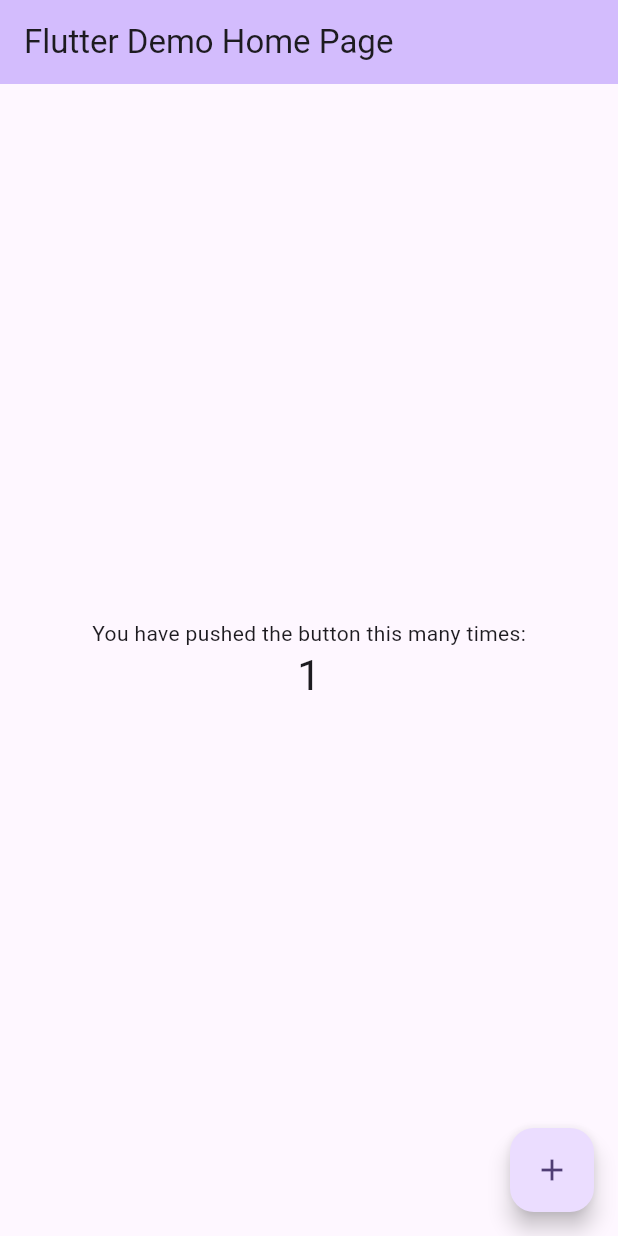
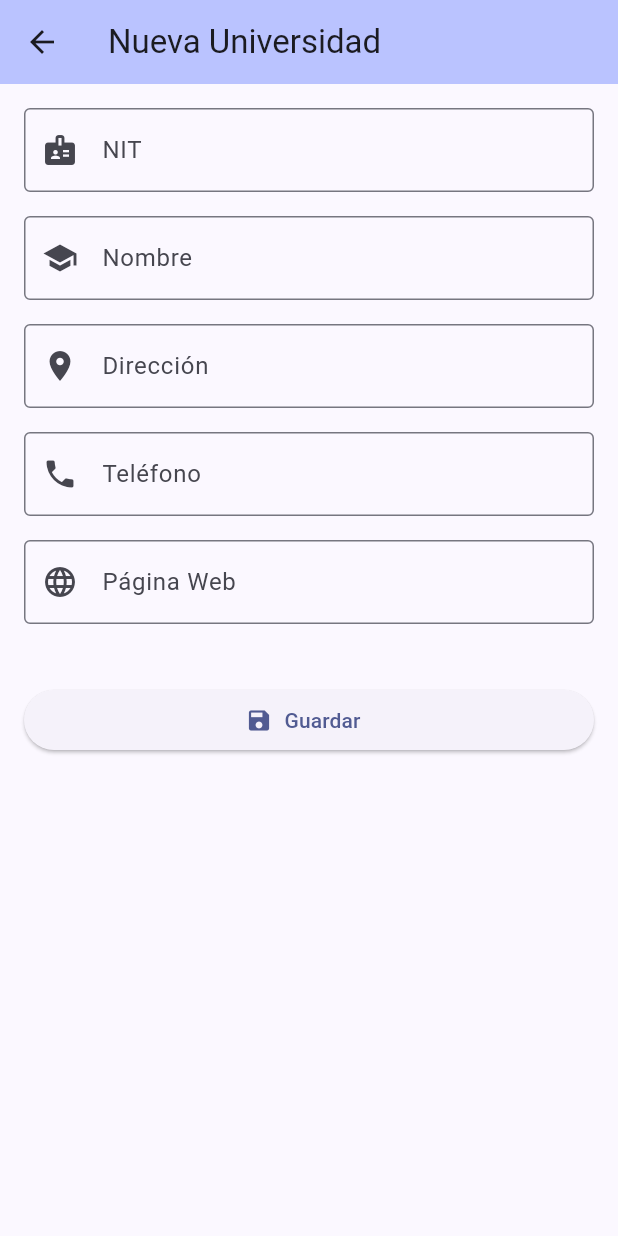
Before and after one commit to Kemelo996/MovilesTaller, a Flutter app: the screen it shows after launch, after a tap on the "add" icon, on a phone screen of 412 x 824 dp. Run offline on Flutter 3.47's test engine with Material 3 defaults, Android fonts, the phone set to English and light mode, and no system bars; our stand-ins replace cloud_firestore, firebase_core; accounts and stored records are empty; network calls fail.

Commit message:
Finalizacion del proyecto

```diff
--- a/taller_firebase_universidades/lib/main.dart
+++ b/taller_firebase_universidades/lib/main.dart
@@ -1,122 +1,29 @@
 import 'package:flutter/material.dart';
+import 'package:firebase_core/firebase_core.dart';
+import 'firebase_options.dart';
+import 'screens/university_list_screen.dart';
 
-void main() {
+void main() async {
+  WidgetsFlutterBinding.ensureInitialized();
+  await Firebase.initializeApp(
+    options: DefaultFirebaseOptions.currentPlatform,
+  );
   runApp(const MyApp());
 }
 
 class MyApp extends StatelessWidget {
   const MyApp({super.key});
 
-  // This widget is the root of your application.
   @override
   Widget build(BuildContext context) {
     return MaterialApp(
-      title: 'Flutter Demo',
+      title: 'Universidades',
+      debugShowCheckedModeBanner: false,
       theme: ThemeData(
-        // This is the theme of your application.
-        //
-        // TRY THIS: Try running your application with "flutter run". You'll see
-        // the application has a purple toolbar. Then, without quitting the app,
-        // try changing the seedColor in the colorScheme below to Colors.green
-        // and then invoke "hot reload" (save your changes or press the "hot
-        // reload" button in a Flutter-supported IDE, or press "r" if you used
-        // the command line to start the app).
-        //
-        // Notice that the counter didn't reset back to zero; the application
-        // state is not lost during the reload. To reset the state, use hot
-        // restart instead.
-        //
-        // This works for code too, not just values: Most code changes can be
-        // tested with just a hot reload.
-        colorScheme: .fromSeed(seedColor: Colors.deepPurple),
+        colorScheme: ColorScheme.fromSeed(seedColor: Colors.indigo),
+        useMaterial3: true,
       ),
-      home: const MyHomePage(title: 'Flutter Demo Home Page'),
+      home: const UniversityListScreen(),
     );
   }
 }
-
-class MyHomePage extends StatefulWidget {
-  const MyHomePage({super.key, required this.title});
-
-  // This widget is the home page of your application. It is stateful, meaning
-  // that it has a State object (defined below) that contains fields that affect
-  // how it looks.
-
-  // This class is the configuration for the state. It holds the values (in this
-  // case the title) provided by the parent (in this case the App widget) and
-  // used by the build method of the State. Fields in a Widget subclass are
-  // always marked "final".
-
-  final String title;
-
-  @override
-  State<MyHomePage> createState() => _MyHomePageState();
-}
-
-class _MyHomePageState extends State<MyHomePage> {
-  int _counter = 0;
-
-  void _incrementCounter() {
-    setState(() {
-      // This call to setState tells the Flutter framework that something has
-      // changed in this State, which causes it to rerun the build method below
-      // so that the display can reflect the updated values. If we changed
-      // _counter without calling setState(), then the build method would not be
-      // called again, and so nothing would appear to happen.
-      _counter++;
-    });
-  }
-
-  @override
-  Widget build(BuildContext context) {
-    // This method is rerun every time setState is called, for instance as done
-    // by the _incrementCounter method above.
-    //
-    // The Flutter framework has been optimized to make rerunning build methods
-    // fast, so that you can just rebuild anything that needs updating rather
-    // than having to individually change instances of widgets.
-    return Scaffold(
-      appBar: AppBar(
-        // TRY THIS: Try changing the color here to a specific color (to
-        // Colors.amber, perhaps?) and trigger a hot reload to see the AppBar
-        // change color while the other colors stay the same.
-        backgroundColor: Theme.of(context).colorScheme.inversePrimary,
-        // Here we take the value from the MyHomePage object that was created by
-        // the App.build method, and use it to set our appbar title.
-        title: Text(widget.title),
-      ),
-      body: Center(
-        // Center is a layout widget. It takes a single child and positions it
-        // in the middle of the parent.
-        child: Column(
-          // Column is also a layout widget. It takes a list of children and
-          // arranges them vertically. By default, it sizes itself to fit its
-          // children horizontally, and tries to be as tall as its parent.
-          //
-          // Column has various properties to control how it sizes itself and
-          // how it positions its children. Here we use mainAxisAlignment to
-          // center the children vertically; the main axis here is the vertical
-          // axis because Columns are vertical (the cross axis would be
-          // horizontal).
-          //
-          // TRY THIS: Invoke "debug painting" (choose the "Toggle Debug Paint"
-          // action in the IDE, or press "p" in the console), to see the
-          // wireframe for each widget.
-          mainAxisAlignment: .center,
-          children: [
-            const Text('You have pushed the button this many times:'),
-            Text(
-              '$_counter',
-              style: Theme.of(context).textTheme.headlineMedium,
-            ),
-          ],
-        ),
-      ),
-      floatingActionButton: FloatingActionButton(
-        onPressed: _incrementCounter,
-        tooltip: 'Increment',
-        child: const Icon(Icons.add),
-      ),
-    );
-  }
-}
--- /dev/null
+++ b/taller_firebase_universidades/lib/models/universidad.dart
@@ -0,0 +1,38 @@
+class Universidad {
+  final String? id;
+  final String nit;
+  final String nombre;
+  final String direccion;
+  final String telefono;
+  final String paginaWeb;
+
+  Universidad({
+    this.id,
+    required this.nit,
+    required this.nombre,
+    required this.direccion,
+    required this.telefono,
+    required this.paginaWeb,
+  });
+
+  Map<String, dynamic> toMap() {
+    return {
+      'nit': nit,
+      'nombre': nombre,
+      'direccion': direccion,
+      'telefono': telefono,
+      'pagina_web': paginaWeb,
+    };
+  }
+
+  factory Universidad.fromMap(String id, Map<String, dynamic> map) {
+    return Universidad(
+      id: id,
+      nit: map['nit'] ?? '',
+      nombre: map['nombre'] ?? '',
+      direccion: map['direccion'] ?? '',
+      telefono: map['telefono'] ?? '',
+      paginaWeb: map['pagina_web'] ?? '',
+    );
+  }
+}
--- /dev/null
+++ b/taller_firebase_universidades/lib/screens/university_form_screen.dart
@@ -0,0 +1,132 @@
+import 'package:flutter/material.dart';
+import '../models/universidad.dart';
+import '../services/universidad_service.dart';
+
+class UniversityFormScreen extends StatefulWidget {
+  const UniversityFormScreen({super.key});
+
+  @override
+  State<UniversityFormScreen> createState() => _UniversityFormScreenState();
+}
+
+class _UniversityFormScreenState extends State<UniversityFormScreen> {
+  final _formKey = GlobalKey<FormState>();
+  final _nitCtrl = TextEditingController();
+  final _nombreCtrl = TextEditingController();
+  final _direccionCtrl = TextEditingController();
+  final _telefonoCtrl = TextEditingController();
+  final _webCtrl = TextEditingController();
+  bool _loading = false;
+
+  @override
+  void dispose() {
+    _nitCtrl.dispose();
+    _nombreCtrl.dispose();
+    _direccionCtrl.dispose();
+    _telefonoCtrl.dispose();
+    _webCtrl.dispose();
+    super.dispose();
+  }
+
+  Future<void> _guardar() async {
+    if (!_formKey.currentState!.validate()) return;
+    setState(() => _loading = true);
+    try {
+      await UniversidadService().crear(Universidad(
+        nit: _nitCtrl.text.trim(),
+        nombre: _nombreCtrl.text.trim(),
+        direccion: _direccionCtrl.text.trim(),
+        telefono: _telefonoCtrl.text.trim(),
+        paginaWeb: _webCtrl.text.trim(),
+      ));
+      if (mounted) Navigator.pop(context);
+    } catch (e) {
+      if (mounted) {
+        ScaffoldMessenger.of(context).showSnackBar(
+          SnackBar(content: Text('Error: $e')),
+        );
+      }
+    } finally {
+      if (mounted) setState(() => _loading = false);
+    }
+  }
+
+  @override
+  Widget build(BuildContext context) {
+    return Scaffold(
+      appBar: AppBar(
+        title: const Text('Nueva Universidad'),
+        backgroundColor: Theme.of(context).colorScheme.inversePrimary,
+      ),
+      body: SingleChildScrollView(
+        padding: const EdgeInsets.all(16),
+        child: Form(
+          key: _formKey,
+          child: Column(
+            children: [
+              _campo(_nitCtrl, 'NIT', Icons.badge),
+              _campo(_nombreCtrl, 'Nombre', Icons.school),
+              _campo(_direccionCtrl, 'Dirección', Icons.location_on),
+              _campo(_telefonoCtrl, 'Teléfono', Icons.phone),
+              _campoWeb(_webCtrl),
+              const SizedBox(height: 24),
+              SizedBox(
+                width: double.infinity,
+                child: ElevatedButton.icon(
+                  onPressed: _loading ? null : _guardar,
+                  icon: _loading
+                      ? const SizedBox(
+                          width: 18,
+                          height: 18,
+                          child: CircularProgressIndicator(strokeWidth: 2),
+                        )
+                      : const Icon(Icons.save),
+                  label: Text(_loading ? 'Guardando...' : 'Guardar'),
+                ),
+              ),
+            ],
+          ),
+        ),
+      ),
+    );
+  }
+
+  Widget _campo(TextEditingController ctrl, String label, IconData icon) {
+    return Padding(
+      padding: const EdgeInsets.only(bottom: 16),
+      child: TextFormField(
+        controller: ctrl,
+        decoration: InputDecoration(
+          labelText: label,
+          prefixIcon: Icon(icon),
+          border: const OutlineInputBorder(),
+        ),
+        validator: (v) =>
+            (v == null || v.trim().isEmpty) ? 'El campo $label es requerido' : null,
+      ),
+    );
+  }
+
+  Widget _campoWeb(TextEditingController ctrl) {
+    return Padding(
+      padding: const EdgeInsets.only(bottom: 16),
+      child: TextFormField(
+        controller: ctrl,
+        decoration: const InputDecoration(
+          labelText: 'Página Web',
+          prefixIcon: Icon(Icons.language),
+          border: OutlineInputBorder(),
+          hintText: 'https://www.ejemplo.edu.co',
+        ),
+        validator: (v) {
+          if (v == null || v.trim().isEmpty) return 'La página web es requerida';
+          final uri = Uri.tryParse(v.trim());
+          if (uri == null || !uri.hasScheme || !uri.hasAuthority) {
+            return 'Ingresa una URL válida (ej: https://www.uceva.edu.co)';
+          }
+          return null;
+        },
+      ),
+    );
+  }
+}
--- /dev/null
+++ b/taller_firebase_universidades/lib/screens/university_list_screen.dart
@@ -0,0 +1,69 @@
+import 'package:flutter/material.dart';
+import '../models/universidad.dart';
+import '../services/universidad_service.dart';
+import 'university_form_screen.dart';
+
+class UniversityListScreen extends StatelessWidget {
+  const UniversityListScreen({super.key});
+
+  @override
+  Widget build(BuildContext context) {
+    final service = UniversidadService();
+
+    return Scaffold(
+      appBar: AppBar(
+        title: const Text('Universidades'),
+        backgroundColor: Theme.of(context).colorScheme.inversePrimary,
+      ),
+      body: StreamBuilder<List<Universidad>>(
+        stream: service.listar(),
+        builder: (context, snapshot) {
+          if (snapshot.connectionState == ConnectionState.waiting) {
+            return const Center(child: CircularProgressIndicator());
+          }
+          if (snapshot.hasError) {
+            return Center(child: Text('Error: ${snapshot.error}'));
+          }
+          final universidades = snapshot.data ?? [];
+          if (universidades.isEmpty) {
+            return const Center(
+              child: Text('No hay universidades registradas.'),
+            );
+          }
+          return ListView.builder(
+            padding: const EdgeInsets.all(12),
+            itemCount: universidades.length,
+            itemBuilder: (context, index) {
+              final u = universidades[index];
+              return Card(
+                margin: const EdgeInsets.only(bottom: 12),
+                child: ListTile(
+                  leading: const Icon(Icons.school, color: Colors.indigo),
+                  title: Text(u.nombre,
+                      style: const TextStyle(fontWeight: FontWeight.bold)),
+                  subtitle: Column(
+                    crossAxisAlignment: CrossAxisAlignment.start,
+                    children: [
+                      Text('NIT: ${u.nit}'),
+                      Text('Dirección: ${u.direccion}'),
+                      Text('Teléfono: ${u.telefono}'),
+                      Text('Web: ${u.paginaWeb}'),
+                    ],
+                  ),
+                  isThreeLine: true,
+                ),
+              );
+            },
+          );
+        },
+      ),
+      floatingActionButton: FloatingActionButton(
+        onPressed: () => Navigator.push(
+          context,
+          MaterialPageRoute(builder: (_) => const UniversityFormScreen()),
+        ),
+        child: const Icon(Icons.add),
+      ),
+    );
+  }
+}
--- /dev/null
+++ b/taller_firebase_universidades/lib/services/universidad_service.dart
@@ -0,0 +1,21 @@
+import 'package:cloud_firestore/cloud_firestore.dart';
+import '../models/universidad.dart';
+
+class UniversidadService {
+  final CollectionReference _collection =
+      FirebaseFirestore.instance.collection('universidades');
+
+  // Crear
+  Future<void> crear(Universidad universidad) async {
+    await _collection.add(universidad.toMap());
+  }
+
+  // Listar en tiempo real (Stream)
+  Stream<List<Universidad>> listar() {
+    return _collection.snapshots().map((snapshot) {
+      return snapshot.docs.map((doc) {
+        return Universidad.fromMap(doc.id, doc.data() as Map<String, dynamic>);
+      }).toList();
+    });
+  }
+}
```
Also changed, not shown: taller_firebase_universidades/pubspec.yaml (+5 -66 lines), taller_firebase_universidades/firebase.json (added), taller_firebase_universidades/lib/firebase_options.dart (added), taller_firebase_universidades/pubspec.lock, 6 other files.
